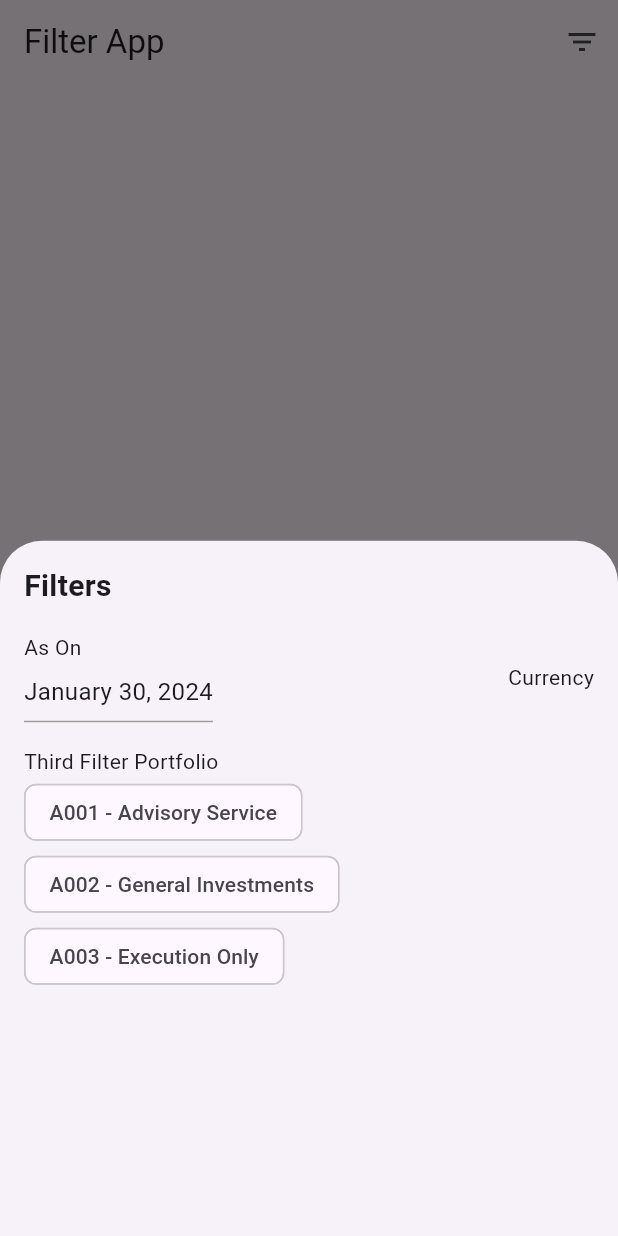
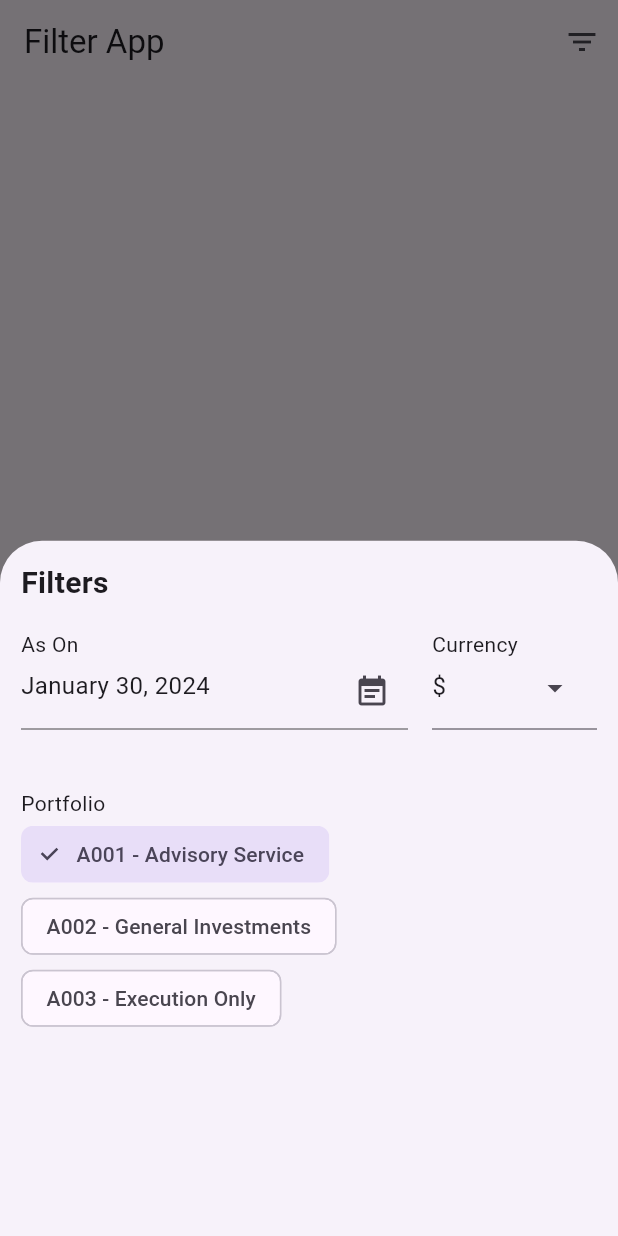
Before and after one commit to duckcommit/featuretestapp, a Flutter app: the screen it shows after launch, after a tap on the "filter list" icon, on a phone screen of 412 x 824 dp. Run offline on Flutter 3.47's test engine with Material 3 defaults, Android fonts, the phone set to English and light mode, and no system bars.

Commit message:
feat: New Filters page

```diff
--- a/lib/filter_option.dart
+++ b/lib/filter_option.dart
@@ -1,5 +1,13 @@
 import 'package:flutter/material.dart';
 import 'package:intl/intl.dart';
+
+enum Currency {
+  INR('₹'),
+  USD('\$');
+
+  const Currency(this.symbol);
+  final String symbol;
+}
 
 class FilterScreen extends StatefulWidget {
   @override
@@ -7,7 +15,10 @@ class FilterScreen extends StatefulWidget {
 }
 
 class _FilterScreenState extends State<FilterScreen> {
+
   late DateTime selectedDate;
+  String selectedCurrency = '\$';
+  int selectedChipIndex = 0; // Default currency
 
   @override
   void initState() {
@@ -38,7 +49,7 @@ class _FilterScreenState extends State<FilterScreen> {
   @override
   Widget build(BuildContext context) {
     return Container(
-      padding: EdgeInsets.all(16.0),
+      padding: EdgeInsets.all(14.0),
       child: Column(
         crossAxisAlignment: CrossAxisAlignment.start,
         children: [
@@ -51,19 +62,28 @@ class _FilterScreenState extends State<FilterScreen> {
 
           // As On and Currency
           Row(
-            mainAxisAlignment: MainAxisAlignment.spaceBetween,
+  crossAxisAlignment: CrossAxisAlignment.start,
   children: [
     // As On
-              Column(
+    Expanded(
+      child: Column(
   crossAxisAlignment: CrossAxisAlignment.start,
   children: [
     Text('As On'),
-                  GestureDetector(
+    Transform.translate(
+      offset: Offset(0, -2.0), // Adjust the Y offset to bring them closer
+      child: GestureDetector(
         onTap: () => _selectDate(context),
         child: Container(
-                      padding: EdgeInsets.symmetric(vertical: 8.0),
           decoration: BoxDecoration(
-                        border: Border(bottom: BorderSide(color: Colors.grey)),
+            border: Border(bottom: BorderSide(color: Color.fromARGB(255, 129,127,131))),
+          ),
+          child: InputDecorator(
+            decoration: InputDecoration(
+              suffixIcon: Icon(
+                              Icons.event_note,
+                            ),
+              border: InputBorder.none,
             ),
             child: Text(
               _formattedDate(selectedDate),
@@ -71,33 +91,66 @@ class _FilterScreenState extends State<FilterScreen> {
             ),
           ),
         ),
+      ),
+    ),
   ],
 ),
+    ),
+
+    // Spacer to create space between "As On" and "Currency"
+    SizedBox(width: 16.0),
 
     // Currency
     Column(
   crossAxisAlignment: CrossAxisAlignment.start,
   children: [
-                  Text('Currency'),
-                  // Add your dropdown widget here
-                  // Example: DropdownWidget(),
+    Text('Currency',),
+    Transform.translate(
+      offset: Offset(0, -9.0), // Adjust the Y offset to bring them closer
+      child: DropdownMenu<Currency>(
+        inputDecorationTheme: const InputDecorationTheme(
+          border: UnderlineInputBorder(borderSide: BorderSide(color: const Color.fromARGB(255, 162,157,165))),
+          floatingLabelAlignment: FloatingLabelAlignment.start,
+        ),
+        initialSelection: Currency.USD,
+        dropdownMenuEntries: [
+          for (final currency in Currency.values)
+            DropdownMenuEntry(label: currency.symbol, value: currency)
+        ],
+        onSelected: (value) {
+          if (value != null) {
+            setState(() {
+              selectedCurrency = value.symbol;
+            });
+          }
+        },
+        width: 110,
+      ),
+    ),
   ],
 ),
   ],
 ),
 
-          SizedBox(height: 16.0),
+          SizedBox(height: 30.0),
 
           // Third Filter Portfolio
-          Text('Third Filter Portfolio'),
+          Text('Portfolio'),
 
           // Chip List
           Wrap(
             spacing: 8.0,
             children: [
-              FilterChipWidget(label: 'A001 - Advisory Service'),
-              FilterChipWidget(label: 'A002 - General Investments'),
-              FilterChipWidget(label: 'A003 - Execution Only'),
+              for (int index = 0; index < filterChipLabels.length; index++)
+                FilterChipWidget(
+                  label: filterChipLabels[index],
+                  isSelected: index == selectedChipIndex,
+                  onSelected: () {
+                    setState(() {
+                      selectedChipIndex = index;
+                    });
+                  },
+                ),
             ],
           ),
         ],
@@ -107,28 +160,33 @@ class _FilterScreenState extends State<FilterScreen> {
 }
 
 
-class FilterChipWidget extends StatefulWidget {
+class FilterChipWidget extends StatelessWidget {
   final String label;
+  final bool isSelected;
+  final VoidCallback onSelected;
 
-  const FilterChipWidget({required this.label});
-
-  @override
-  _FilterChipWidgetState createState() => _FilterChipWidgetState();
-}
-
-class _FilterChipWidgetState extends State<FilterChipWidget> {
-  bool isSelected = false;
+  const FilterChipWidget({
+    required this.label,
+    required this.isSelected,
+    required this.onSelected,
+  });
 
   @override
   Widget build(BuildContext context) {
     return FilterChip(
-      label: Text(widget.label),
+      label: Text(label),
       selected: isSelected,
       onSelected: (bool selected) {
-        setState(() {
-          isSelected = selected;
-        });
+        if (selected) {
+          onSelected();
+        }
       },
     );
   }
 }
+
+final List<String> filterChipLabels = [
+  'A001 - Advisory Service',
+  'A002 - General Investments',
+  'A003 - Execution Only',
+];
```
Lines whose indentation alone changed are shown as unchanged.
